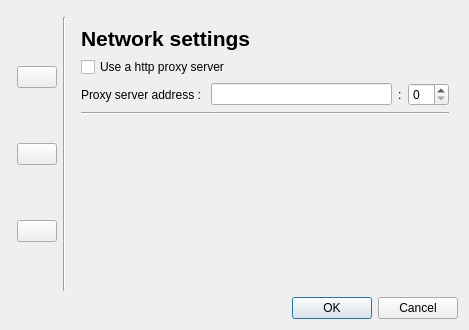
Above: src/sakia/gui/preferences.ui from duniter/sakia before the change. Below: the same form after it.
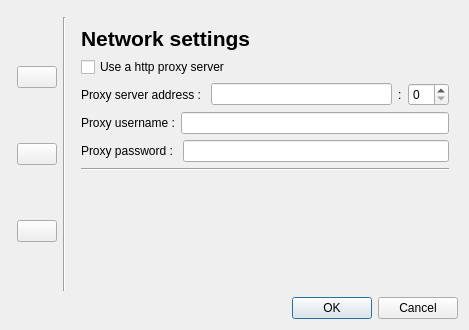
That is the form after the change. The open tabs and pages were chosen to show the change. Icons and pictures are not drawn.

Commit message: Add proxy user parameter #556

What changed in the file:
```diff
--- a/src/sakia/gui/preferences.ui
+++ b/src/sakia/gui/preferences.ui
@@ -320,6 +320,34 @@
            </item>
           </layout>
          </item>
+         <item>
+          <layout class="QHBoxLayout" name="horizontalLayout">
+           <item>
+            <widget class="QLabel" name="label">
+             <property name="text">
+              <string>Proxy username :</string>
+             </property>
+            </widget>
+           </item>
+           <item>
+            <widget class="QLineEdit" name="edit_proxy_username"/>
+           </item>
+          </layout>
+         </item>
+         <item>
+          <layout class="QHBoxLayout" name="horizontalLayout_10">
+           <item>
+            <widget class="QLabel" name="label_8">
+             <property name="text">
+              <string>Proxy password : </string>
+             </property>
+            </widget>
+           </item>
+           <item>
+            <widget class="QLineEdit" name="edit_proxy_password"/>
+           </item>
+          </layout>
+         </item>
          <item>
           <widget class="Line" name="line_4">
            <property name="orientation">
```
Left out of the diff: 2 changed lines with no effect on the pictures. The commit also changes 4 other files.
